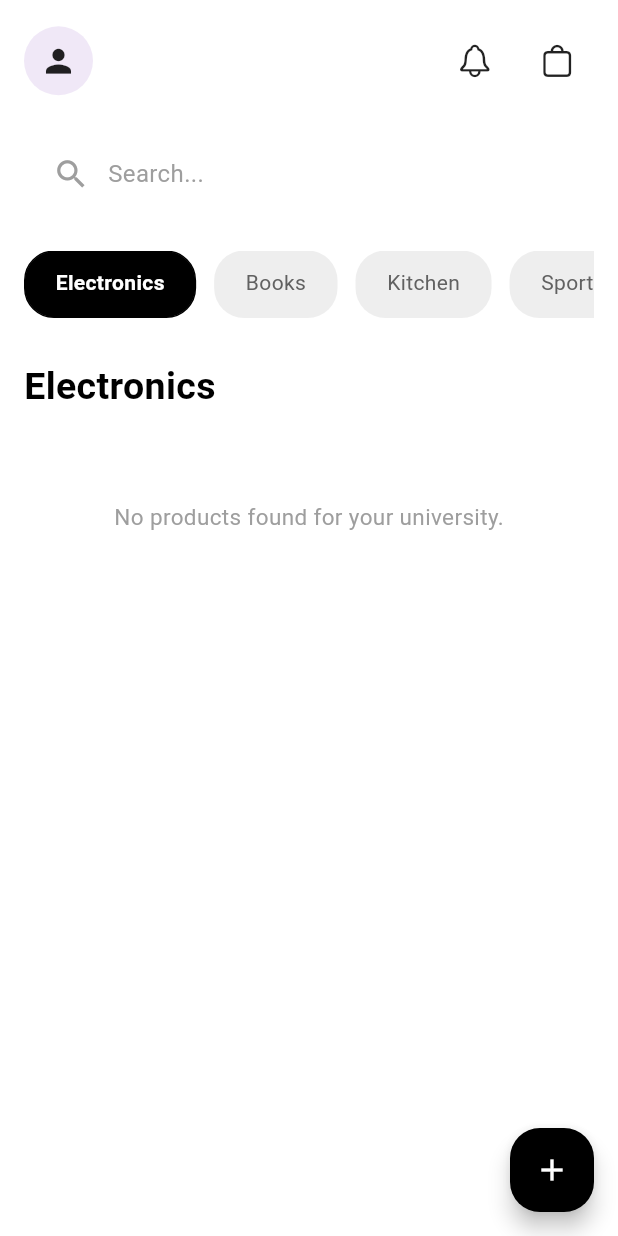
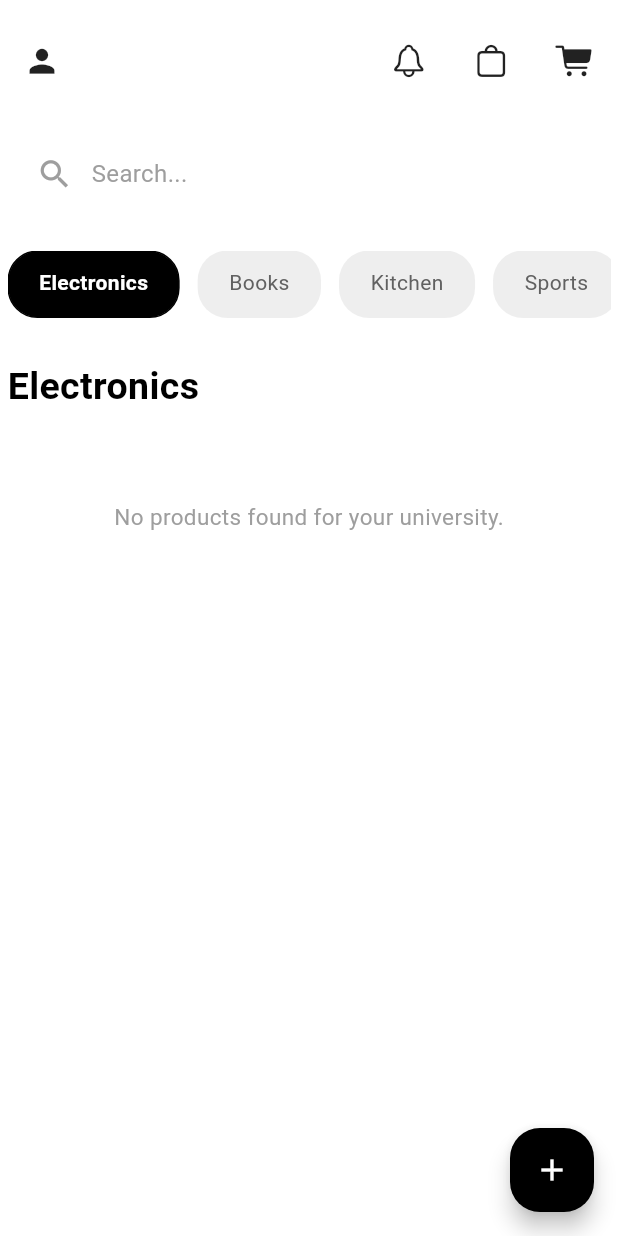
Before and after one commit to ChokwePfarel/market, a Flutter app: the HomeScreen screen opened directly, on a phone screen of 412 x 824 dp. Run offline on Flutter 3.47's test engine with Material 3 defaults, Android fonts, the phone set to English and light mode, and no system bars; our stand-ins replace app_links, cached_network_image, connectivity_plus, equatable, flutter_bloc, flutter_dotenv and 6 more; missing offline and left inert: purchases_flutter; accounts and stored records are empty; network calls fail.

Commit message:
removed padding/improved pw validation [skip ci]

```diff
--- a/lib/core/custom/header.dart
+++ b/lib/core/custom/header.dart
@@ -40,7 +40,7 @@ class Header extends StatelessWidget {
               if (!hasImage) {
                 return const CircleAvatar(
                   radius: 23,
-                  backgroundColor: Color(0xFFF0E8F7),
+                  backgroundColor: Colors.white70,
                   child: Icon(Icons.person, color: Colors.black87, size: 25),
                 );
               }
@@ -50,17 +50,17 @@ class Header extends StatelessWidget {
                   imageUrl: profileUrl,
                   imageBuilder: (context, imageProvider) => CircleAvatar(
                     radius: 23,
-                    backgroundColor: const Color(0xFFF0E8F7),
+                    backgroundColor: Colors.white70,
                     backgroundImage: imageProvider,
                   ),
                   placeholder: (context, url) => const CircleAvatar(
                     radius: 23,
-                    backgroundColor: Color(0xFFF0E8F7),
+                    backgroundColor: Colors.white70,
                     child: CircularProgressIndicator(strokeWidth: 2),
                   ),
                   errorWidget: (context, url, error) => const CircleAvatar(
                     radius: 23,
-                    backgroundColor: Color(0xFFF0E8F7),
+                    backgroundColor: Colors.white70,
                     child: Icon(Icons.person, color: Colors.black87, size: 25),
                   ),
                 );
@@ -69,7 +69,7 @@ class Header extends StatelessWidget {
                 final file = File(profileUrl.replaceFirst('file://', '').replaceFirst('file:/', ''));
                 return CircleAvatar(
                   radius: 23,
-                  backgroundColor: const Color(0xFFF0E8F7),
+                  backgroundColor: Colors.white70,
                   backgroundImage: FileImage(file),
                 );
               }
@@ -140,6 +140,26 @@ class Header extends StatelessWidget {
             size: 25,
             color: Colors.black87,
           ),
+        ),const SizedBox(width: 6),
+
+        // Cart
+        IconButton(
+          onPressed: () {
+            Navigator.push(
+              context,
+              MaterialPageRoute(builder: (_) => const MyProductsPage() ),
+            );
+          },
+          style: IconButton.styleFrom(
+            backgroundColor: Colors.white,
+            shape: const CircleBorder(),
+            padding: const EdgeInsets.all(12),
+          ),
+          icon: const Icon(
+            CupertinoIcons.cart_fill,
+            size: 25,
+            color: Colors.black87,
+          ),
         ),
       ],
     );
--- a/lib/data/data_source/payment_remote_data_source.dart
+++ b/lib/data/data_source/payment_remote_data_source.dart
@@ -34,8 +34,10 @@ class PaymentRemoteDataSourceImpl implements PaymentRemoteDataSource {
 
       await Purchases.configure(configuration);
       _isConfigured = true;
+
       debugPrint('RevenueCat: Configured successfully');
     } catch (e) {
+
       debugPrint('RevenueCat: Configuration Error: $e');
     }
   }
--- a/lib/data/data_source/product_remote_data_source.dart
+++ b/lib/data/data_source/product_remote_data_source.dart
@@ -65,9 +65,12 @@ class ProductRemoteDataSourceImpl implements ProductRemoteDataSource {
   Future<void> createProduct(ProductModel product) async {
     try {
       final json = product.toJson();
+
       debugPrint('ProductRemoteDataSource: Inserting product to Supabase. Payload: $json');
       final response = await client.from('products').insert(json).select();
+
       debugPrint('ProductRemoteDataSource: Insert successful. Response: $response');
+
     } catch (e) {
       debugPrint('ProductRemoteDataSource: Error inserting product: $e');
       throw Exception('Failed to create product: $e');
--- a/lib/features/presentation/add_product_screen.dart
+++ b/lib/features/presentation/add_product_screen.dart
@@ -37,6 +37,7 @@ class _AddProductScreenState extends State<AddProductScreen> {
     'Sports',
     'Room',
   ];
+
   final List<File> _images = [];
   final List<String> _uploadedUrls = [];
   bool _isSubmitting = false;
--- a/lib/features/presentation/home_screen.dart
+++ b/lib/features/presentation/home_screen.dart
@@ -1,4 +1,3 @@
-
 import 'package:flutter/material.dart';
 import 'package:flutter_bloc/flutter_bloc.dart';
 
@@ -30,6 +29,7 @@ class _HomeScreenState extends State<HomeScreen>
 
   String _selectedCategory = 'Electronics'; //Default
 
+  //SHOULD move to shared
   final List<String> _categories = [
     'Electronics',
     'Books',
@@ -47,10 +47,13 @@ class _HomeScreenState extends State<HomeScreen>
     _scrollController.addListener(_onScroll);
 
     // Trigger initial fetch only if data isnt already loaded.
-    //...
+
+
     WidgetsBinding.instance.addPostFrameCallback((_) {
       final productBloc = context.read<ProductBloc>();
-      final userState = context.read<UserBloc>().state;
+      final userState = context
+          .read<UserBloc>()
+          .state;
 
       if (userState is UserLoaded) {
         if (productBloc.state is ProductInitial) {
@@ -73,7 +76,9 @@ class _HomeScreenState extends State<HomeScreen>
 
   void _onScroll() {
     if (_isBottom) {
-      final userState = context.read<UserBloc>().state;
+      final userState = context
+          .read<UserBloc>()
+          .state;
       if (userState is UserLoaded) {
         context.read<ProductBloc>().add(
           FetchProducts(
@@ -96,7 +101,9 @@ class _HomeScreenState extends State<HomeScreen>
     setState(() {
       _selectedCategory = category;
     });
-    final userState = context.read<UserBloc>().state;
+    final userState = context
+        .read<UserBloc>()
+        .state;
     if (userState is UserLoaded) {
       context.read<ProductBloc>().add(
         FetchProducts(
@@ -123,7 +130,9 @@ class _HomeScreenState extends State<HomeScreen>
 
           if (!mounted) return;
 
-            final userState = context.read<UserBloc>().state;
+          final userState = context
+              .read<UserBloc>()
+              .state;
           if (userState is UserLoaded) {
             context.read<ProductBloc>().add(
               FetchProducts(
@@ -133,7 +142,6 @@ class _HomeScreenState extends State<HomeScreen>
               ),
             );
           }
-
         },
         backgroundColor: Colors.black,
         shape: RoundedRectangleBorder(borderRadius: BorderRadius.circular(20)),
@@ -142,14 +150,16 @@ class _HomeScreenState extends State<HomeScreen>
       body: SafeArea(
         child: Column(
           children: [
-            // Offline indicator - existing functionality preserved
+
             BlocBuilder<NetworkBloc, NetworkState>(
               builder: (context, state) {
                 if (!state.isConnected) {
                   return Container(
                     width: double.infinity,
-                    color: Colors.orange,
+                    color: Colors.red,
+
                     padding: const EdgeInsets.symmetric(vertical: 4),
+
                     child: const Text(
                       'Offline',
                       textAlign: TextAlign.center,
@@ -202,7 +212,9 @@ class _HomeScreenState extends State<HomeScreen>
 
                 child: RefreshIndicator(
                   onRefresh: () async {
-                    final userState = context.read<UserBloc>().state;
+                    final userState = context
+                        .read<UserBloc>()
+                        .state;
                     if (userState is UserLoaded) {
                       context.read<ProductBloc>().add(
                         FetchProducts(
@@ -216,16 +228,14 @@ class _HomeScreenState extends State<HomeScreen>
                   child: ListView(
                     controller: _scrollController,
                     physics: const AlwaysScrollableScrollPhysics(),
-                    padding: const EdgeInsets.fromLTRB(16, 16, 16, 24),
+                    padding: const EdgeInsets.fromLTRB(5, 16, 5, 24),
                     children: [
-                      // ------------------------------------------------
-                      // STATIC HEADER / SEARCH / CATEGORIES
-                      // ------------------------------------------------
                       Header(),
                       const SizedBox(height: 24),
                       _buildSearchBar(context),
                       const SizedBox(height: 24),
                       _buildCategoryTabs(),
+
                       const SizedBox(height: 28),
 
                       Text(
@@ -287,6 +297,7 @@ class _HomeScreenState extends State<HomeScreen>
                                   ),
                                   itemBuilder: (context, index) {
                                     final product = state.products[index];
+
                                     return ProductCard(product: product);
                                   },
                                 ),
--- a/lib/features/product/bloc/product_bloc.dart
+++ b/lib/features/product/bloc/product_bloc.dart
@@ -42,7 +42,7 @@ class ProductBloc extends Bloc<ProductEvent, ProductState> {
       ));
     }
 
-    // Optimization: avoid redundant fetches for the same category if already reached max
+    // Optimization: avoiding redundant fetches for the same category if already reached max
     if (currentState is ProductLoaded &&
         currentState.hasReachedMax &&
         !event.isRefresh &&
```
Also changed, not shown: lib/core/custom/product_card.dart (+4 -3 lines), lib/core/utils/offline_cache.dart (+7 -5 lines), lib/features/presentation/signup_page.dart (+21 -2 lines), lib/main.dart (+2 -10 lines), 3 other files. Lines whose indentation alone changed are shown as unchanged.
